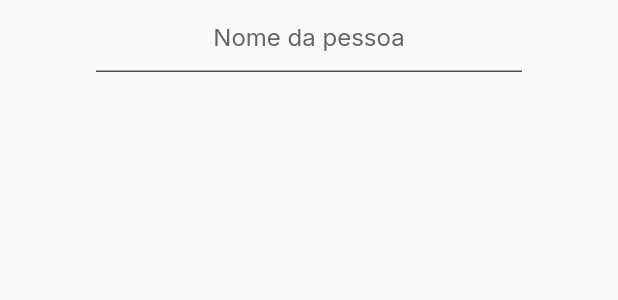
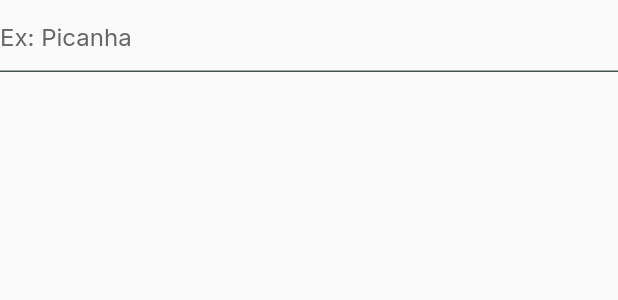
Before and after one commit to michelewtc/ignite-flutter-module-03, a Flutter app: the StepInputTextWidget widget shown alone on an empty page, opened directly, on a phone screen of 412 x 824 dp. Shown: the top 300 px of the screen. Run offline on Flutter 3.47's test engine with Material 2 defaults, Android fonts, the phone set to English and light mode, and no system bars; our stand-ins replace firebase_core, google_fonts, google_sign_in, shimmer; accounts and stored records are empty.

```diff
--- a/lib/modules/create_split/create_split_page.dart
+++ b/lib/modules/create_split/create_split_page.dart
@@ -1,6 +1,7 @@
 import 'package:flutter/material.dart';
 import 'package:split_it/modules/create_split/create_split_controller.dart';
 import 'package:split_it/modules/create_split/steps/one/step_one_page.dart';
+import 'package:split_it/modules/create_split/steps/three/step_three_page.dart';
 import 'package:split_it/modules/create_split/steps/two/step_two_page.dart';
 import 'package:split_it/modules/create_split/widgets/bottom_stepper_bar_widget.dart';
 import 'package:split_it/modules/create_split/widgets/create_split_app_bar_widget.dart';
@@ -29,9 +30,7 @@ class _CreateSplitPageState extends State<CreateSplitPage> {
         },
       ),
       StepTwoPage(),
-      Container(
-        color: Colors.green,
-      )
+      StepThreePage(),
     ];
     super.initState();
   }
--- a/lib/modules/create_split/steps/one/step_one_page.dart
+++ b/lib/modules/create_split/steps/one/step_one_page.dart
@@ -1,8 +1,6 @@
 import 'package:flutter/material.dart';
 import 'package:split_it/modules/create_split/widgets/step_input_text_widget.dart';
 import 'package:split_it/modules/create_split/widgets/step_title_widget.dart';
-
-import 'package:split_it/theme/app_theme.dart';
 
 class StepOnePage extends StatefulWidget {
   final void Function(String value) onChange;
--- a/lib/modules/create_split/steps/two/step_two_page.dart
+++ b/lib/modules/create_split/steps/two/step_two_page.dart
@@ -26,7 +26,10 @@ class _StepTwoPageState extends State<StepTwoPage> {
         SizedBox(
           height: 35,
         ),
-        PersonTileWidget(name: "Michele Chan")
+        PersonTileWidget(name: "Michele Chan"),
+        PersonTileWidget(name: "Lucas"),
+        PersonTileWidget(name: "William"),
+        PersonTileWidget(name: "João")
       ],
     );
   }
--- a/lib/modules/create_split/widgets/step_input_text_widget.dart
+++ b/lib/modules/create_split/widgets/step_input_text_widget.dart
@@ -1,21 +1,27 @@
 import 'package:flutter/material.dart';
+
 import 'package:split_it/theme/app_theme.dart';
 
 class StepInputTextWidget extends StatelessWidget {
   final void Function(String)? onChange;
   final String hintText;
-
-  const StepInputTextWidget(
-      {Key? key, required this.onChange, required this.hintText})
-      : super(key: key);
+  final TextAlign align;
+  final EdgeInsets? padding;
+  const StepInputTextWidget({
+    Key? key,
+    required this.onChange,
+    required this.hintText,
+    this.align = TextAlign.center,
+    this.padding,
+  }) : super(key: key);
 
   @override
   Widget build(BuildContext context) {
     return Padding(
-      padding: const EdgeInsets.symmetric(horizontal: 64),
+      padding: padding ?? EdgeInsets.symmetric(horizontal: 64),
       child: TextField(
         onChanged: onChange,
-        textAlign: TextAlign.center,
+        textAlign: align,
         style: AppTheme.textStyles.textField,
         cursorColor: AppTheme.colors.backgroundSecondary,
         decoration: InputDecoration(
```
Also changed, not shown: lib/modules/create_split/steps/three/step_three_page.dart (added, +54 -0 lines).
